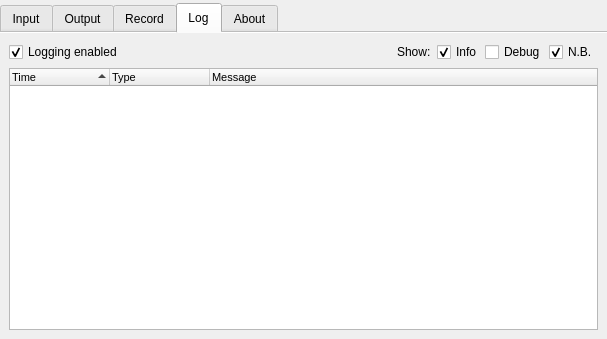
Qt form src/display/qt/d_control_panel.ui (mrehkopf/vcs) before a commit.
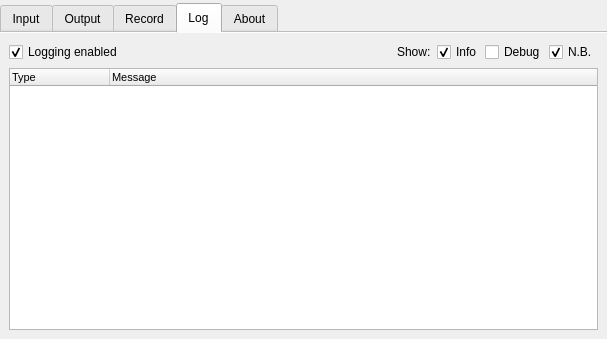
The same form after that commit. The open tabs and pages were chosen to show the change.

The edit to the form file:
```diff
--- a/src/display/qt/d_control_panel.ui
+++ b/src/display/qt/d_control_panel.ui
@@ -1870,13 +1870,8 @@
           <bool>false</bool>
          </property>
          <property name="sortingEnabled">
-          <bool>true</bool>
+          <bool>false</bool>
          </property>
-         <column>
-          <property name="text">
-           <string>Time</string>
-          </property>
-         </column>
          <column>
           <property name="text">
            <string>Type</string>
```
